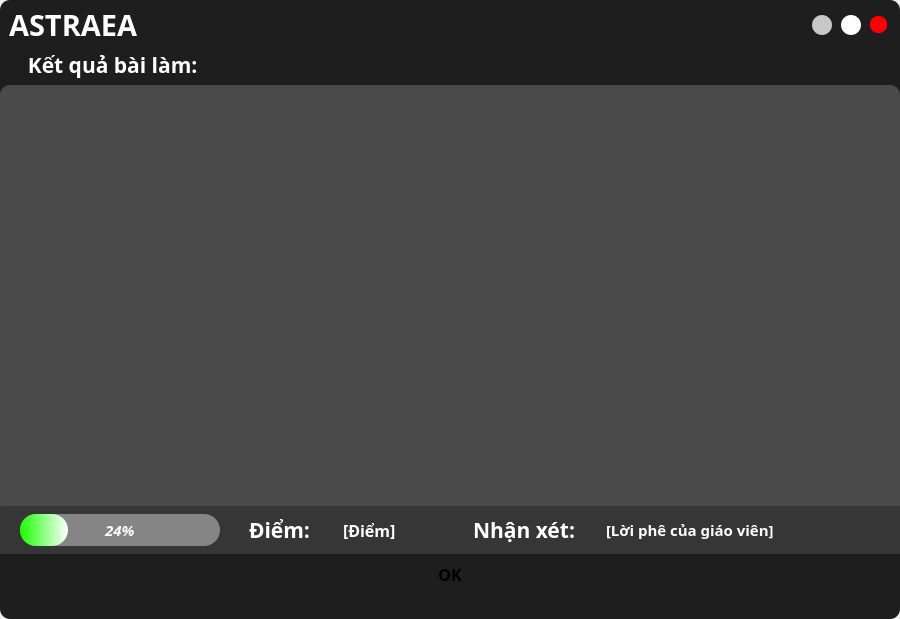
hoangm960/Astraea, file UI_Files/result_form.ui: the form before one commit.
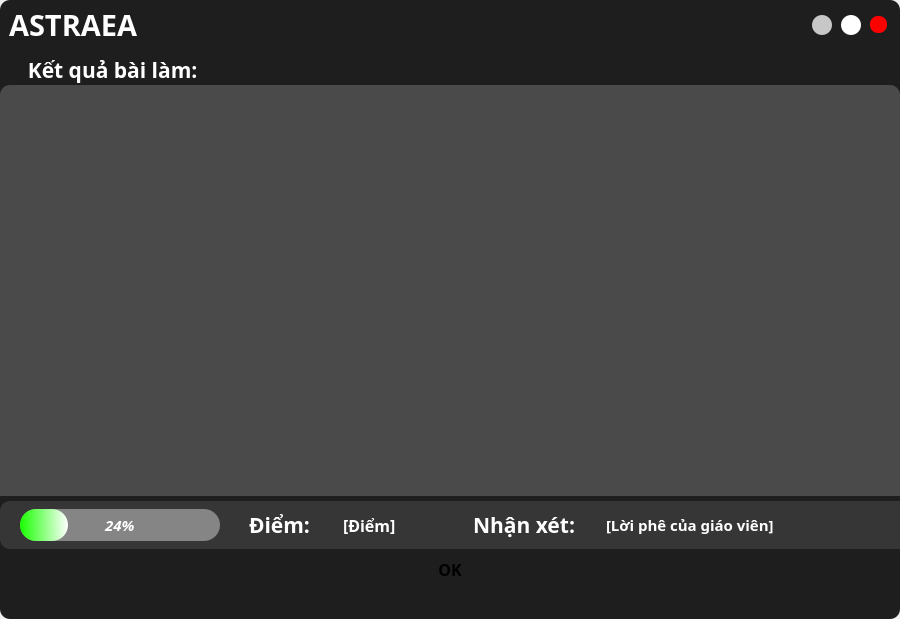
The form after the commit.

Commit message: timeout param

Diff of the .ui file:
```diff
--- a/UI_Files/result_form.ui
+++ b/UI_Files/result_form.ui
@@ -65,7 +65,7 @@
       </property>
       <layout class="QVBoxLayout" name="bg_layout">
        <property name="spacing">
-        <number>0</number>
+        <number>5</number>
        </property>
        <property name="leftMargin">
         <number>0</number>
@@ -324,31 +324,9 @@
              <property name="bottomMargin">
               <number>0</number>
              </property>
-             <item>
-              <widget class="QStackedWidget" name="stacked_widget">
-               <property name="styleSheet">
-                <string notr="true">border-radius: 1px;</string>
-               </property>
-               <property name="currentIndex">
-                <number>0</number>
-               </property>
-               <widget class="QWidget" name="edit_frame2">
-                <layout class="QVBoxLayout" name="verticalLayout_10">
-                 <property name="spacing">
-                  <number>5</number>
-                 </property>
-                 <property name="leftMargin">
-                  <number>0</number>
-                 </property>
-                 <property name="topMargin">
-                  <number>0</number>
-                 </property>
-                 <property name="rightMargin">
-                  <number>0</number>
-                 </property>
-                 <property name="bottomMargin">
-                  <number>0</number>
-                 </property>
+            </layout>
+           </widget>
+          </item>
                  <item>
                   <widget class="QFrame" name="title_frame">
                    <property name="minimumSize">
@@ -504,6 +482,45 @@
                   </widget>
                  </item>
                  <item>
+           <widget class="QFrame" name="btn_frame_2">
+            <property name="minimumSize">
+             <size>
+              <width>0</width>
+              <height>30</height>
+             </size>
+            </property>
+            <property name="styleSheet">
+             <string notr="true"/>
+            </property>
+            <property name="frameShape">
+             <enum>QFrame::StyledPanel</enum>
+            </property>
+            <property name="frameShadow">
+             <enum>QFrame::Raised</enum>
+            </property>
+            <layout class="QHBoxLayout" name="horizontalLayout_5">
+             <property name="spacing">
+              <number>100</number>
+             </property>
+             <property name="leftMargin">
+              <number>0</number>
+             </property>
+             <property name="topMargin">
+              <number>0</number>
+             </property>
+             <property name="rightMargin">
+              <number>0</number>
+             </property>
+             <property name="bottomMargin">
+              <number>0</number>
+             </property>
+            </layout>
+           </widget>
+          </item>
+         </layout>
+        </widget>
+       </item>
+       <item>
                   <widget class="QFrame" name="frame">
                    <property name="minimumSize">
                     <size>
@@ -725,39 +742,6 @@
                   </widget>
                  </item>
                  <item alignment="Qt::AlignHCenter">
-                  <widget class="QFrame" name="btn_frame_2">
-                   <property name="minimumSize">
-                    <size>
-                     <width>0</width>
-                     <height>30</height>
-                    </size>
-                   </property>
-                   <property name="styleSheet">
-                    <string notr="true"/>
-                   </property>
-                   <property name="frameShape">
-                    <enum>QFrame::StyledPanel</enum>
-                   </property>
-                   <property name="frameShadow">
-                    <enum>QFrame::Raised</enum>
-                   </property>
-                   <layout class="QHBoxLayout" name="horizontalLayout_5">
-                    <property name="spacing">
-                     <number>100</number>
-                    </property>
-                    <property name="leftMargin">
-                     <number>0</number>
-                    </property>
-                    <property name="topMargin">
-                     <number>0</number>
-                    </property>
-                    <property name="rightMargin">
-                     <number>0</number>
-                    </property>
-                    <property name="bottomMargin">
-                     <number>0</number>
-                    </property>
-                    <item>
                      <widget class="QPushButton" name="confirm_btn">
                       <property name="minimumSize">
                        <size>
@@ -765,6 +749,12 @@
                         <height>30</height>
                        </size>
                       </property>
+         <property name="maximumSize">
+          <size>
+           <width>50</width>
+           <height>30</height>
+          </size>
+         </property>
                       <property name="font">
                        <font>
                         <family>Montserrat</family>
@@ -792,19 +782,6 @@
                       <property name="text">
                        <string>OK</string>
                       </property>
-                     </widget>
-                    </item>
-                   </layout>
-                  </widget>
-                 </item>
-                </layout>
-               </widget>
-              </widget>
-             </item>
-            </layout>
-           </widget>
-          </item>
-         </layout>
         </widget>
        </item>
        <item alignment="Qt::AlignRight">
```
Lines whose indentation alone changed are shown as unchanged. The commit also changes 1 other file.
